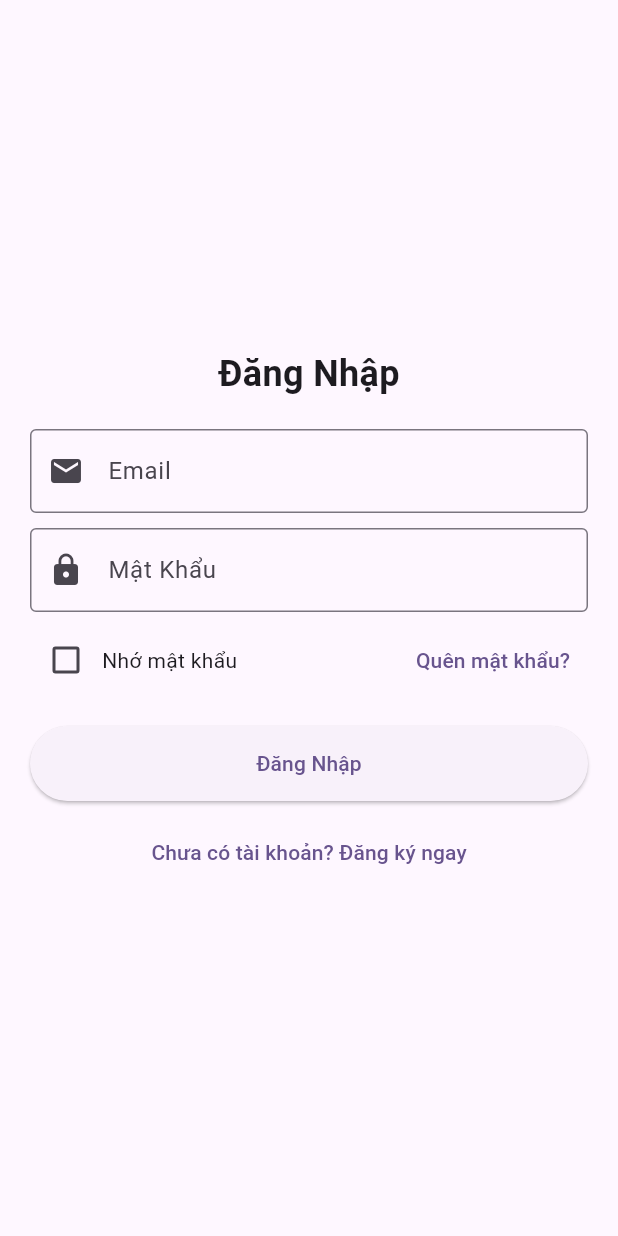
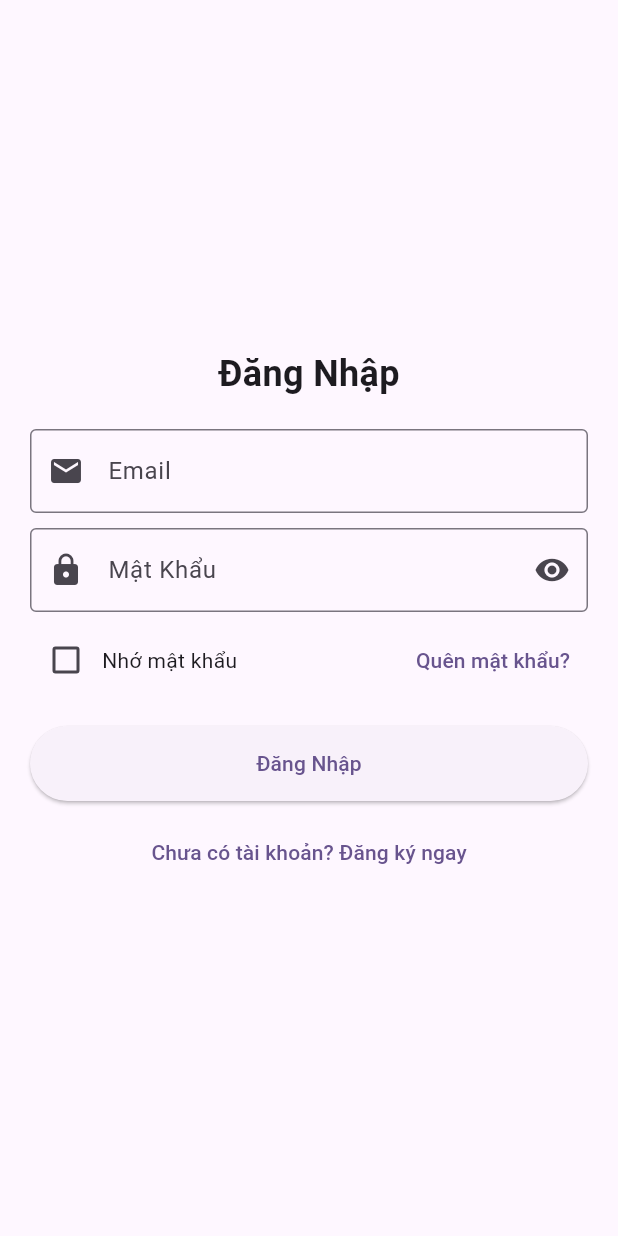
Before and after one commit to giang-hd/mobile_app, a Flutter app: the screen it shows after launch, after a tap on "Continue", on a phone screen of 412 x 824 dp. Run offline on Flutter 3.47's test engine with Material 3 defaults, Android fonts, the phone set to English and light mode, and no system bars; our stand-ins replace dio, get, google_fonts, retrofit, shared_preferences; generated files the repository leaves out were written again; network calls fail.

Commit message:
update change pass

```diff
--- a/lib/modules/account/account_view.dart
+++ b/lib/modules/account/account_view.dart
@@ -1,9 +1,9 @@
 import 'package:flutter/material.dart';
 import 'package:get/get.dart';
 import 'package:mobile_app/modules/account/account_controller.dart';
+import 'package:mobile_app/service/app_page.dart';
 
 import '../../generated/l10n.dart';
-import '../../service/color_app.dart';
 import '../../utils/widget/button_common.dart';
 import '../../utils/widget/widgetOne.dart';
 
@@ -98,7 +98,9 @@ class AccountView extends GetView<AccountController> {
                       WidgetOne(
                         title: S.of(context).changePass,
                         icon: Icons.lock_outline,
-                        onTap: () {},
+                        onTap: () {
+                          Get.toNamed(AppRoutes.CHANGEPASS);
+                        },
                       ),
                     ],
                   ),
--- a/lib/modules/home/home_controller.dart
+++ b/lib/modules/home/home_controller.dart
@@ -39,8 +39,7 @@ class HomeController extends GetxController{
           backgroundColor: Colors.red, colorText: Colors.white);
     } catch (e) {
       error.value = 'Lỗi không xác định: ${e.toString()}';
-      print(e.toString());
-      Get.snackbar('Lỗi nè', e.toString(),
+      Get.snackbar('Lỗi nè', error.value.toString(),
           backgroundColor: Colors.red, colorText: Colors.white);
     } finally {
       isLoading.value = false;
--- a/lib/modules/login/login_view.dart
+++ b/lib/modules/login/login_view.dart
@@ -1,5 +1,6 @@
 import 'package:flutter/material.dart';
 import 'package:get/get.dart';
+import 'package:google_fonts/google_fonts.dart';
 
 import 'login_controller.dart';
 
@@ -22,7 +23,9 @@ class LoginScreen extends GetView<LoginController> {
                   ),
                   const SizedBox(height: 20),
                   TextField(
-                    controller:controller.isLogin.value ? controller.emailController : controller.emailSignupController,
+                    controller: controller.isLogin.value
+                        ? controller.emailController
+                        : controller.emailSignupController,
                     decoration: const InputDecoration(
                       labelText: 'Email',
                       prefixIcon: Icon(Icons.email),
@@ -32,12 +35,19 @@ class LoginScreen extends GetView<LoginController> {
                   ),
                   const SizedBox(height: 10),
                   TextField(
-                    controller:controller.isLogin.value ? controller.passwordController : controller.passSignupController,
-                    obscureText: true,
-                    decoration: const InputDecoration(
+                    controller: controller.isLogin.value
+                        ? controller.passwordController
+                        : controller.passSignupController,
+                    obscureText: !controller.isPasswordVisible.value,
+                    decoration: InputDecoration(
                       labelText: 'Mật Khẩu',
-                      prefixIcon: Icon(Icons.lock),
-                      border: OutlineInputBorder(),
+                      prefixIcon: const Icon(Icons.lock),
+                      suffixIcon: IconButton(
+                          onPressed: controller.togglePasswordVisibility,
+                          icon: Icon(!controller.isPasswordVisible.value
+                              ? Icons.visibility
+                              : Icons.visibility_off)),
+                      border: const OutlineInputBorder(),
                     ),
                   ),
                   const SizedBox(height: 8),
@@ -72,7 +82,9 @@ class LoginScreen extends GetView<LoginController> {
 
                   // Nút đăng nhập/đăng ký
                   ElevatedButton(
-                    onPressed: controller.isLogin.value ? controller.submit : controller.signup,
+                    onPressed: controller.isLogin.value
+                        ? controller.login
+                        : controller.signup,
                     style: ElevatedButton.styleFrom(
                       minimumSize: const Size(double.infinity, 50),
                     ),
--- a/lib/service/app_page.dart
+++ b/lib/service/app_page.dart
@@ -1,6 +1,7 @@
 import 'package:get/get.dart';
 import 'package:mobile_app/modules/account/account_binding.dart';
 import 'package:mobile_app/modules/account/account_view.dart';
+import 'package:mobile_app/modules/account/change_pass/change_pass_view.dart';
 import 'package:mobile_app/modules/home/home_binding.dart';
 import 'package:mobile_app/modules/login/login_binding.dart';
 import 'package:mobile_app/modules/main/main_binding.dart';
@@ -33,10 +34,16 @@ class AppPages {
       name: _Paths.HOME,
       page: () => const HomePage(),
       binding: HomeBinding(),
-    ), GetPage(
+    ),
+    GetPage(
       name: _Paths.ACCOUNT,
       page: () => const AccountView(),
       binding: AccountBinding(),
     ),
+    GetPage(
+      name: _Paths.CHANGEPASS,
+      page: () => const ChangePassView(),
+      binding: AccountBinding(),
+    ),
   ];
 }
--- a/lib/service/app_route.dart
+++ b/lib/service/app_route.dart
@@ -8,6 +8,7 @@ abstract class AppRoutes {
   static const LOGIN = _Paths.LOGIN;
   static const HOME = _Paths.HOME;
   static const ACCOUNT = _Paths.ACCOUNT;
+  static const CHANGEPASS = _Paths.CHANGEPASS;
 }
 
 abstract class _Paths {
@@ -16,4 +17,5 @@ abstract class _Paths {
   static const LOGIN = '/login';
   static const HOME = '/dashboard';
   static const ACCOUNT = '/account';
+  static const CHANGEPASS = '/change_pass';
 }
--- a/lib/service/service.dart
+++ b/lib/service/service.dart
@@ -25,4 +25,8 @@ abstract class ApiService {
 
   @GET("/account/{id}")
   Future<DetailAccountResponse> getAnAccount(@Path('id') String id);
+
+  @PUT("/account/{id}/change-pass")
+  Future<void> putChangePass(
+    @Path('id') String id,@Body() PassRequest request);
 }
```
Also changed, not shown: lib/models/login/login.dart (+13 -0 lines), lib/modules/account/account_controller.dart (+78 -5 lines), lib/modules/account/change_pass/change_pass_view.dart (added, +72 -0 lines), lib/modules/login/login_controller.dart (+9 -5 lines), lib/service/token_managerment.dart (+16 -0 lines), lib/models/login/login.g.dart, lib/service/service.g.dart.
